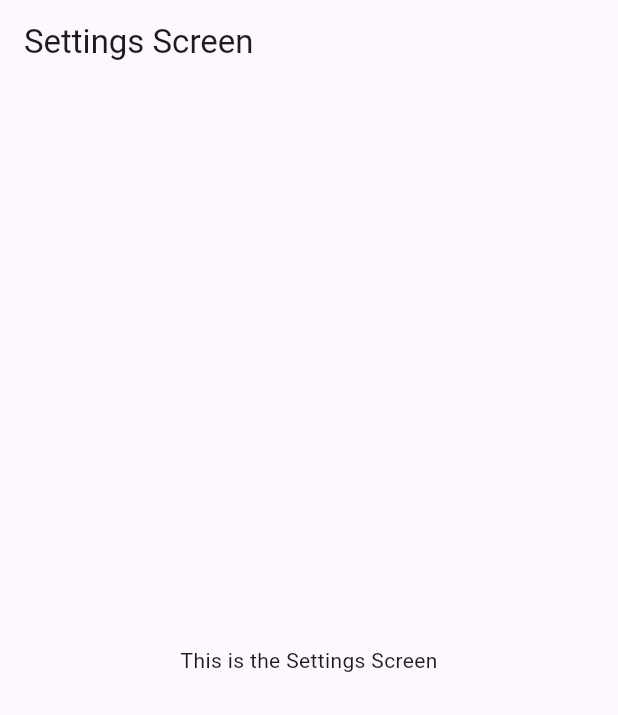
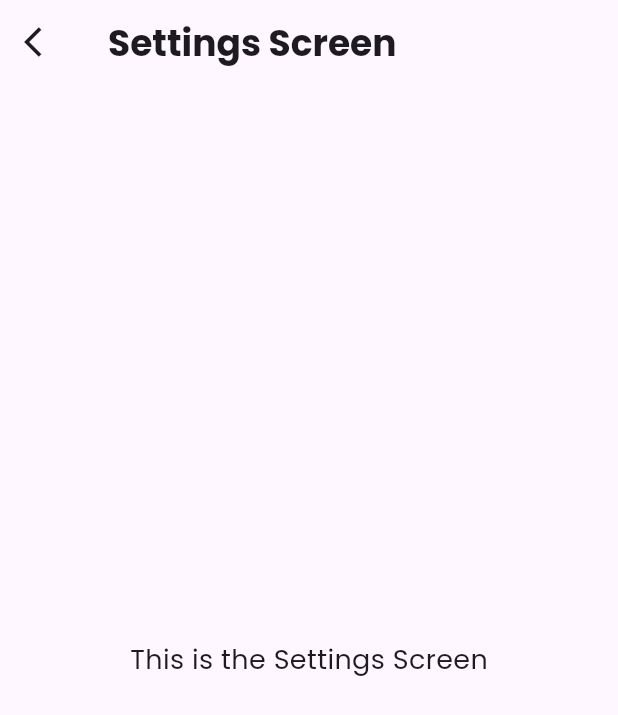
Before and after one commit to supratim1609/Escrow_app, a Flutter app: the SettingScreen screen opened directly, on a phone screen of 412 x 824 dp. Shown: the top 715 px of the screen. Run offline on Flutter 3.47's test engine with Material 3 defaults, Android fonts, the light colour scheme and no system bars; our stand-ins replace google_fonts.

Commit message:
Update file paths in main.dart and add Google Fonts to SettingScreen and TransactionScreen
* In main.dart, update file paths for imported Screens.
* Add Google Fonts package import and update Text styles in Setting

```diff
--- a/lib/Screens/settingscreen.dart
+++ b/lib/Screens/settingscreen.dart
@@ -1,4 +1,5 @@
 import 'package:flutter/material.dart';
+import 'package:google_fonts/google_fonts.dart';
 
 class SettingScreen extends StatefulWidget {
   const SettingScreen({Key? key}) : super(key: key);
@@ -29,10 +30,26 @@ class _SettingScreenState extends State<SettingScreen> {
   Widget build(BuildContext context) {
     return Scaffold(
       appBar: AppBar(
-        title: Text('Settings Screen'),
+        leading: IconButton(
+          icon: Icon(Icons.arrow_back_ios),
+          onPressed: () => Navigator.pushNamed(context, '/dashboard'),
+        ),
+        title: Text(
+          'Settings Screen',
+          style: GoogleFonts.poppins(
+            fontSize: 24,
+            fontWeight: FontWeight.bold,
+          ),
+        ),
       ),
       body: Center(
-        child: Text('This is the Settings Screen'),
+        child: Text(
+          'This is the Settings Screen',
+          style: GoogleFonts.poppins(
+            fontSize: 18,
+            // fontWeight: FontWeight.bold,
+          ),
+        ),
       ),
     );
   }
--- a/lib/Screens/transactionscreen.dart
+++ b/lib/Screens/transactionscreen.dart
@@ -24,6 +24,10 @@ class _TransactionScreenState extends State<TransactionScreen>
   Widget build(BuildContext context) {
     return Scaffold(
       appBar: AppBar(
+        leading: IconButton(
+          icon: Icon(Icons.arrow_back_ios),
+          onPressed: () => Navigator.pushNamed(context, '/dashboard'),
+        ),
         title: Text(
           'Transactions Screen',
           style: GoogleFonts.poppins(
--- a/lib/utils/routes.dart
+++ b/lib/utils/routes.dart
@@ -1,9 +1,9 @@
 class RouteNames {
+  static const String splash = '/splash';
   static const String dashboard = '/dashboard';
   static const String welcome = '/welcome';
   static const String send = '/send';
   static const String receive = '/receive';
   static const String settings = '/settings';
   static const String transactions = '/transactions';
-
 }
```
Also changed, not shown: lib/Screens/homescreen.dart (+14 -7 lines), lib/main.dart (+18 -2 lines).
